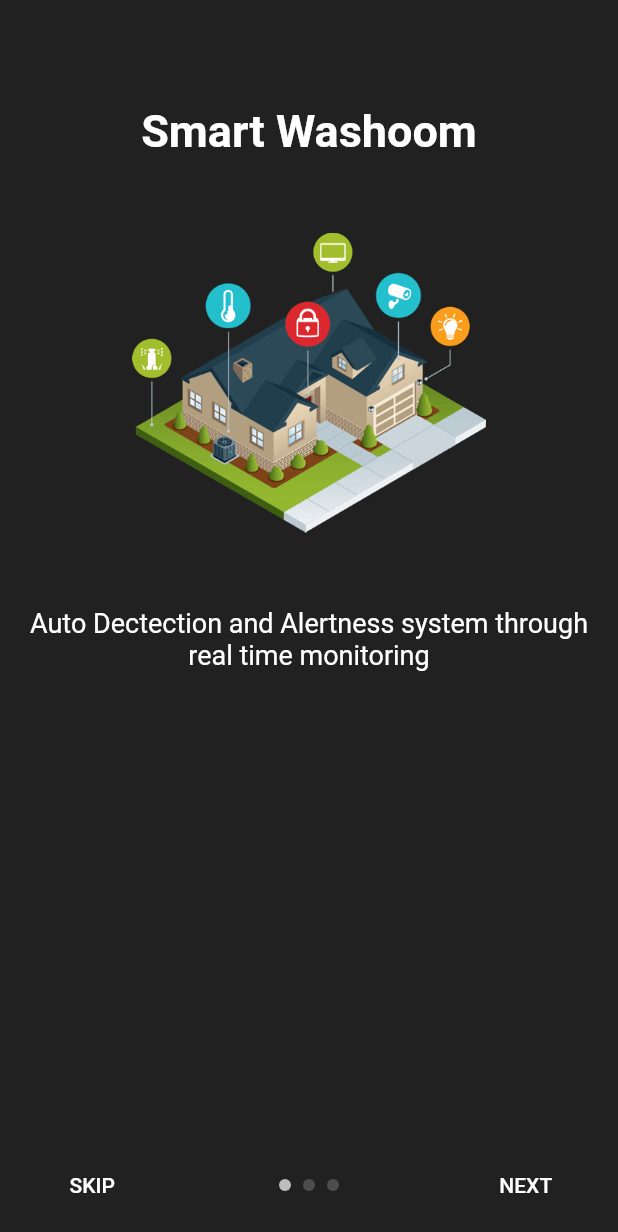
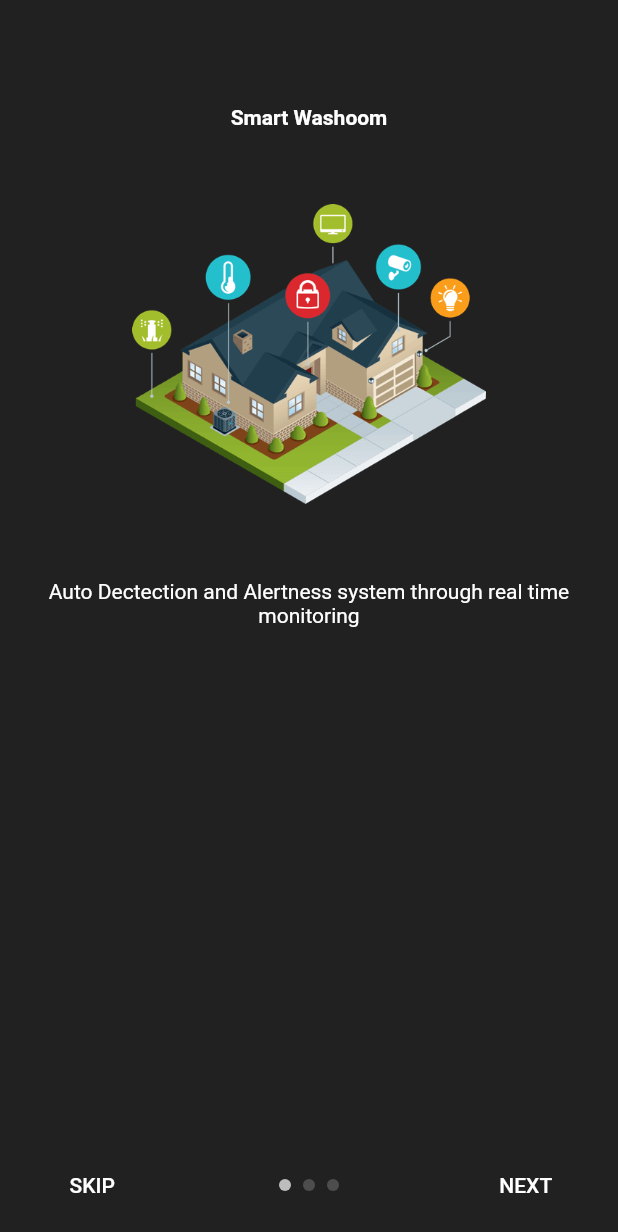
Before and after one commit to saakshidixit2305/smartwashroom, a Flutter app: the screen it shows after launch, on a phone screen of 412 x 824 dp. Shown: the top 1232 px of the screen. Run offline on Flutter 3.47's test engine with Material 2 defaults, Android fonts, the light colour scheme and no system bars; drawn by our look-alikes of intro_slider.

Commit message:
pages/intro.dart: updated TextStyles in IntroSLides
Signed-off-by: pratikjain04 <pratikjain0411@gmail.com>

```diff
--- a/smart/lib/src/ui/pages/intro.dart
+++ b/smart/lib/src/ui/pages/intro.dart
@@ -22,6 +22,8 @@ class _IntroState extends State<Intro> {
         description: "Auto Dectection and Alertness system through real time monitoring",
         pathImage: "assets/slider_home.png",
         backgroundColor: Color(0xff212121),
+          styleDescription: TextStyle(color: Colors.white),
+          styleTitle: TextStyle(color: Colors.white, fontWeight: FontWeight.w700)
       ),
     );
     slides.add(
@@ -30,6 +32,8 @@ class _IntroState extends State<Intro> {
         description: "Ye indulgence unreserved connection alteration appearance",
         pathImage: "assets/slider_security.png",
         backgroundColor: Color(0xff212121),
+          styleDescription: TextStyle(color: Colors.white),
+          styleTitle: TextStyle(color: Colors.white, fontWeight: FontWeight.w700)
       ),
     );
     slides.add(
```
